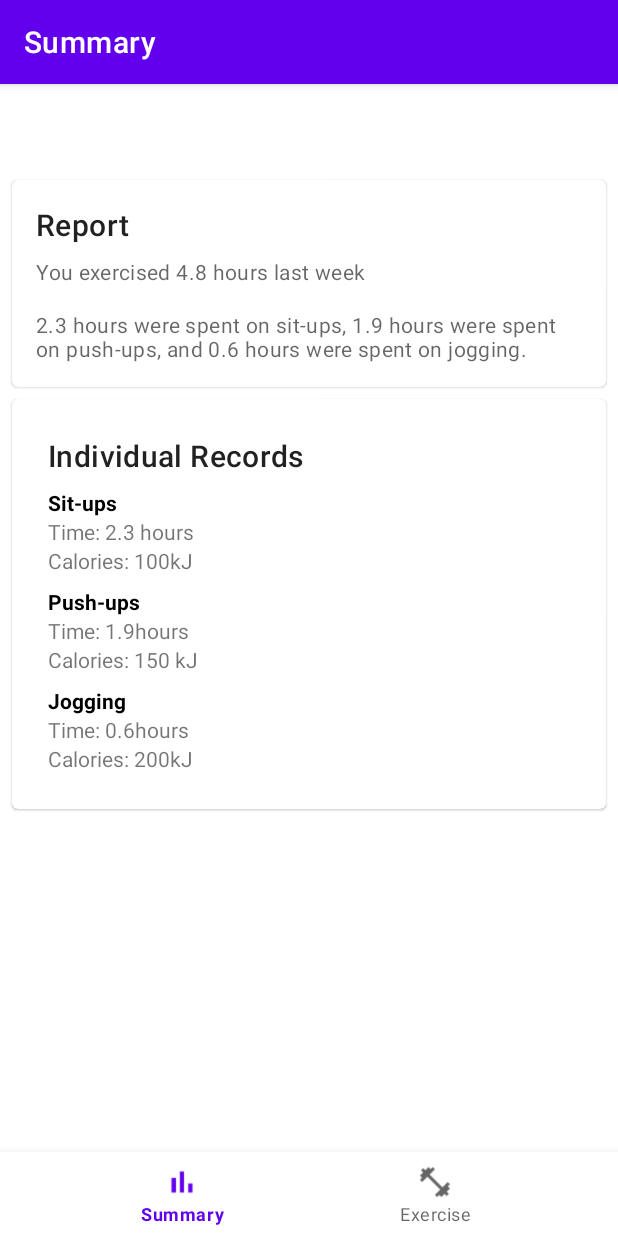
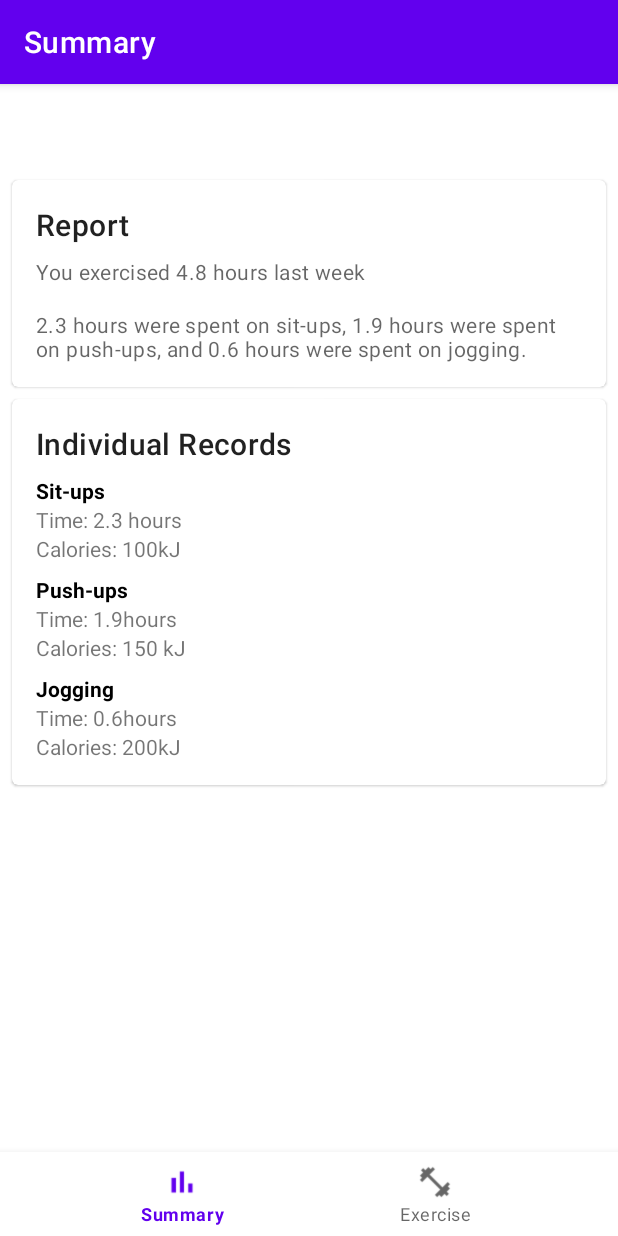
Before and after one commit to gym-tutor/android, an Android app: the screen it shows after launch (MainActivity), on a phone screen of 412 x 824 dp. Run offline under Robolectric (Android 15) with nearby library versions, the phone set to English and light mode, and no system bars; our stand-ins replace navigation-ui.

Commit message:
margin fixed

```diff
--- a/app/src/main/res/layout/fragment_summary.xml
+++ b/app/src/main/res/layout/fragment_summary.xml
@@ -62,13 +62,10 @@
         <LinearLayout
             android:layout_width="match_parent"
             android:layout_height="wrap_content"
-            android:layout_margin="8dp"
-            android:layout_marginEnd="20dp"
             android:orientation="vertical"
             android:padding="16dp"
             android:theme="@style/AppTheme"
-            app:layout_constraintEnd_toEndOf="parent"
-            >
+            app:layout_constraintEnd_toEndOf="parent">
 
             <TextView
                 android:id="@+id/textView"
```
